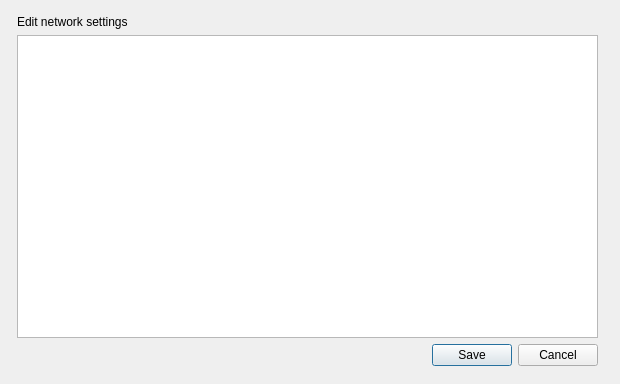
First picture: the form in src/gui/qt/dialogeditnetwork.ui, repository mit-spbau-ru/Syrop, before the edit.
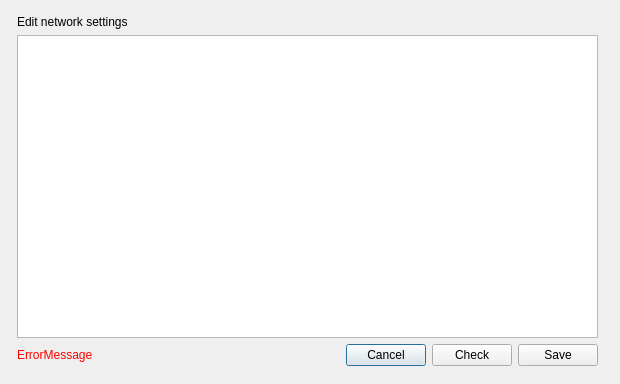
Second picture: the form after the edit.

Commit message: Check user input in mapping

What changed in the file:
```diff
--- a/src/gui/qt/dialogeditnetwork.ui
+++ b/src/gui/qt/dialogeditnetwork.ui
@@ -34,14 +34,58 @@
      <widget class="QPlainTextEdit" name="plainTextEditNetworkSettings"/>
     </item>
     <item>
-     <widget class="QDialogButtonBox" name="buttonBox">
-      <property name="orientation">
-       <enum>Qt::Horizontal</enum>
+     <layout class="QHBoxLayout" name="horizontalLayout">
+      <property name="sizeConstraint">
+       <enum>QLayout::SetDefaultConstraint</enum>
       </property>
-      <property name="standardButtons">
-       <set>QDialogButtonBox::Cancel|QDialogButtonBox::Save</set>
-      </property>
-     </widget>
+      <item>
+       <widget class="QLabel" name="labelErrorMessage">
+        <property name="styleSheet">
+         <string notr="true">color:red</string>
+        </property>
+        <property name="text">
+         <string>ErrorMessage</string>
+        </property>
+       </widget>
+      </item>
+      <item>
+       <spacer name="horizontalSpacer">
+        <property name="orientation">
+         <enum>Qt::Horizontal</enum>
+        </property>
+        <property name="sizeHint" stdset="0">
+         <size>
+          <width>40</width>
+          <height>20</height>
+         </size>
+        </property>
+       </spacer>
+      </item>
+      <item>
+       <widget class="QPushButton" name="pushButtonCancel">
+        <property name="text">
+         <string>Cancel</string>
+        </property>
+       </widget>
+      </item>
+      <item>
+       <widget class="QPushButton" name="pushButtonCheck">
+        <property name="text">
+         <string>Check</string>
+        </property>
+       </widget>
+      </item>
+      <item>
+       <widget class="QPushButton" name="pushButtonSave">
+        <property name="text">
+         <string>Save</string>
+        </property>
+        <property name="default">
+         <bool>false</bool>
+        </property>
+       </widget>
+      </item>
+     </layout>
     </item>
    </layout>
   </widget>
```
Left out of the diff: 35 changed lines with no effect on the pictures. The commit also changes 2 other files.
